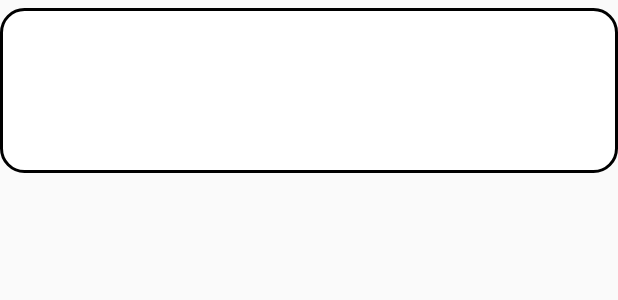
After one commit to typebi/Stretching-alarm, an Android app: the layout alarm.xml on its own in the app's theme, with its tools: preview values and no code run, on a phone screen of 412 x 824 dp. The commit adds this screen. Shown: the top 300 px of the screen. Run offline under Robolectric (Android 15) with nearby library versions, the phone set to English and light mode, and no system bars.

```diff
--- /dev/null
+++ b/app/src/main/res/layout/alarm.xml
@@ -0,0 +1,28 @@
+<?xml version="1.0" encoding="utf-8"?>
+<LinearLayout android:id="@+id/outerLayout"
+    xmlns:android="http://schemas.android.com/apk/res/android"
+    android:layout_width="match_parent"
+    android:layout_height="110dp"
+    android:weightSum="10"
+    android:background="@drawable/border_layout"
+    android:layout_marginTop="5dp"
+    android:layout_marginBottom="5dp">
+    <LinearLayout android:id="@+id/innerLayout"
+        android:layout_width="0dp"
+        android:layout_height="match_parent"
+        android:layout_weight="9"
+        android:orientation="vertical">
+        <TextView android:id="@+id/alarm_name"
+            android:layout_width="wrap_content"
+            android:layout_height="25dp"
+            android:textSize="20sp"
+            android:textColor="@color/textColor_1"
+            android:layout_marginBottom="-10dp"/>
+        <TextView android:id="@+id/content"
+            android:layout_width="match_parent"
+            android:layout_height="match_parent"
+            android:gravity="center_vertical"
+            android:textSize="25sp"
+            android:textColor="@color/textColor_1"/>
+    </LinearLayout>
+</LinearLayout>
--- a/app/src/main/res/values/colors.xml
+++ b/app/src/main/res/values/colors.xml
@@ -1,9 +1,12 @@
 <?xml version="1.0" encoding="utf-8"?>
 <resources>
-    <color name="colorPrimary">#008577</color>
+    <color name="colorPrimary">#396FB4</color>
     <color name="colorPrimaryDark">#00574B</color>
     <color name="colorAccent">#D81B60</color>
-    <color name="mainBackground_1">#FAFAFA</color>
+    <color name="mainBackground_1">#F0F0F0</color>
     <color name="alarmBackground">#FFFFFF</color>
     <color name="textColor_1">#000000</color>
+    <color name="textColor_2">#396FB4</color>
+    <color name="textColor_3">#8AA8E6</color>
+    <color name="textColor_4">#969696</color>
 </resources>
--- a/app/src/main/res/values/strings.xml
+++ b/app/src/main/res/values/strings.xml
@@ -1,5 +1,5 @@
 <resources>
-    <string name="app_name">Stralarm</string>
+    <string name="app_name">Stretching Alarm</string>
     <string name="action_settings">Settings</string>
 
     <string name="createTable">CREATE TABLE IF NOT EXISTS STRALARM (
@@ -25,7 +25,7 @@
     <string name="time_end">까지</string>
     <string name="time_interval">간격</string>
     <string name="time_interval_unit">분 간격</string>
-    <string name="bell_setting">알람음</string>
+    <string name="bell_setting">벨소리</string>
     <string name="vibration_setting">진동</string>
 
     <string name="progress_start">START</string>
--- a/app/src/main/res/values/styles.xml
+++ b/app/src/main/res/values/styles.xml
@@ -4,8 +4,9 @@
     <style name="AppTheme" parent="Theme.AppCompat.Light.DarkActionBar">
         <!-- Customize your theme here. -->
         <item name="colorPrimary">@color/colorPrimary</item>
-        <item name="colorPrimaryDark">@color/colorPrimaryDark</item>
-        <item name="colorAccent">@color/colorAccent</item>
+        <item name="colorPrimaryDark">@color/textColor_1</item>
+        <item name="colorAccent">@color/colorPrimary</item>
+        <item name="android:statusBarColor">@color/textColor_1</item>
     </style>
 
     <style name="AppTheme.NoActionBar">
```
Also changed, not shown: app/src/main/java/typebi/util/stralarm/DBAccesser.kt (added, +57 -0 lines), app/src/main/java/typebi/util/stralarm/DTO.kt (added, +34 -0 lines), app/src/main/java/typebi/util/stralarm/MainActivity.kt (+27 -15 lines), app/src/main/java/typebi/util/stralarm/ViewDrawer.kt (added, +90 -0 lines).
